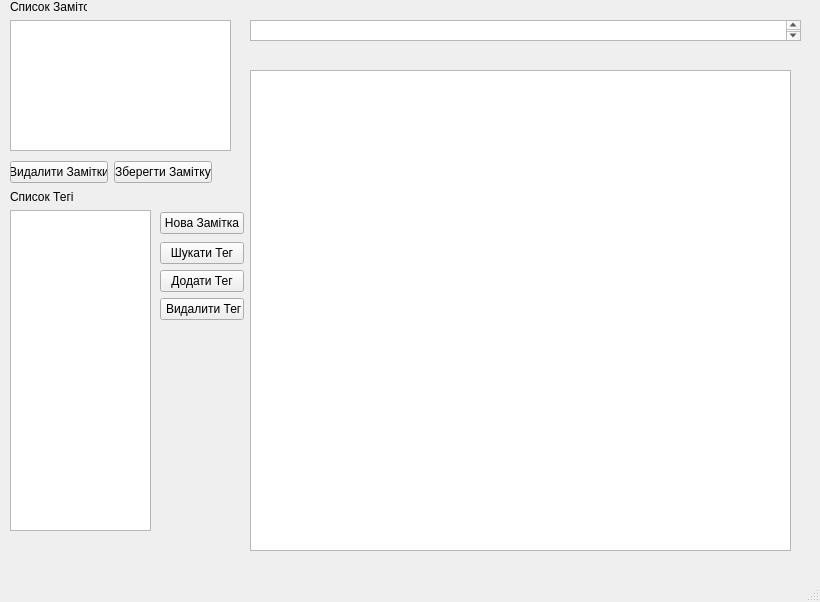
The window that untitled.ui (Folonok/Smart_Noved) describes before a commit, drawn with Qt 5.
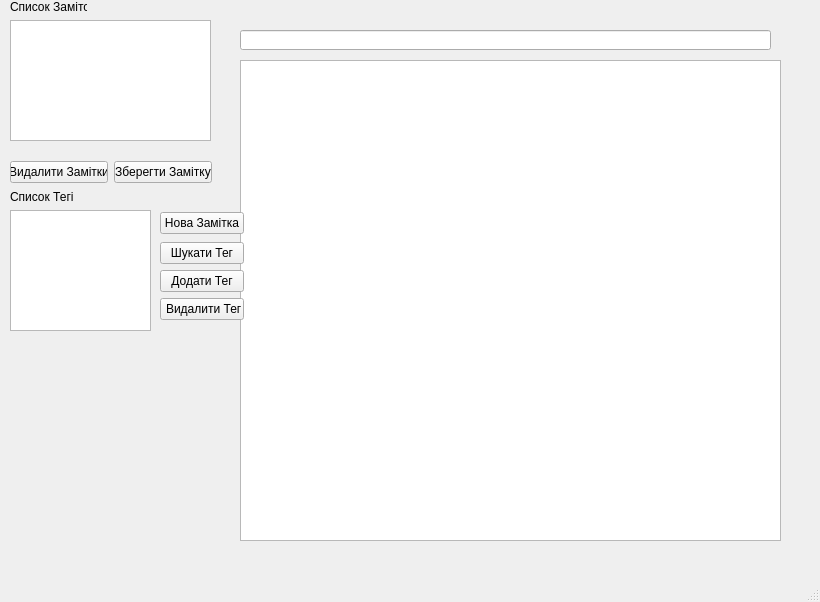
The same window after the commit.

What changed in the file:
```diff
--- a/untitled.ui
+++ b/untitled.ui
@@ -17,8 +17,8 @@
    <widget class="QTextEdit" name="textEdit">
     <property name="geometry">
      <rect>
-      <x>250</x>
-      <y>70</y>
+      <x>240</x>
+      <y>60</y>
       <width>541</width>
       <height>481</height>
      </rect>
@@ -30,36 +30,6 @@
      </size>
     </property>
    </widget>
-   <widget class="QTextEdit" name="textEdit_2">
-    <property name="geometry">
-     <rect>
-      <x>10</x>
-      <y>210</y>
-      <width>141</width>
-      <height>321</height>
-     </rect>
-    </property>
-   </widget>
-   <widget class="QTextEdit" name="textEdit_3">
-    <property name="geometry">
-     <rect>
-      <x>250</x>
-      <y>20</y>
-      <width>551</width>
-      <height>21</height>
-     </rect>
-    </property>
-   </widget>
-   <widget class="QTextEdit" name="textEdit_4">
-    <property name="geometry">
-     <rect>
-      <x>10</x>
-      <y>20</y>
-      <width>221</width>
-      <height>131</height>
-     </rect>
-    </property>
-   </widget>
    <widget class="QLabel" name="label">
     <property name="geometry">
      <rect>
@@ -86,7 +56,7 @@
      <string>Список Тегів</string>
     </property>
    </widget>
-   <widget class="QWidget" name="">
+   <widget class="QWidget" name="layoutWidget">
     <property name="geometry">
      <rect>
       <x>10</x>
@@ -112,7 +82,7 @@
      </item>
     </layout>
    </widget>
-   <widget class="QWidget" name="">
+   <widget class="QWidget" name="layoutWidget">
     <property name="geometry">
      <rect>
       <x>160</x>
@@ -156,6 +126,36 @@
      </item>
     </layout>
    </widget>
+   <widget class="QListWidget" name="listWidget">
+    <property name="geometry">
+     <rect>
+      <x>10</x>
+      <y>20</y>
+      <width>201</width>
+      <height>121</height>
+     </rect>
+    </property>
+   </widget>
+   <widget class="QListWidget" name="listWidget_2">
+    <property name="geometry">
+     <rect>
+      <x>10</x>
+      <y>210</y>
+      <width>141</width>
+      <height>121</height>
+     </rect>
+    </property>
+   </widget>
+   <widget class="QLineEdit" name="lineEdit">
+    <property name="geometry">
+     <rect>
+      <x>240</x>
+      <y>30</y>
+      <width>531</width>
+      <height>20</height>
+     </rect>
+    </property>
+   </widget>
   </widget>
   <widget class="QMenuBar" name="menubar">
    <property name="geometry">
```
